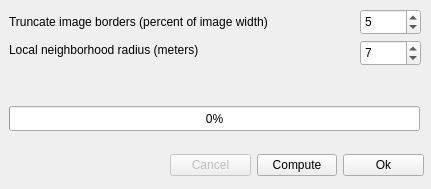
First picture: the form in analysis_module_temperatures.ui, repository LukasBommes/PV-Hawk-Viewer, before the edit.
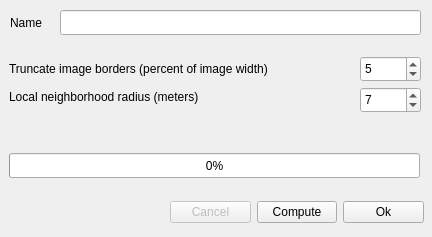
Second picture: the form after the edit.

Commit message: finished analysis result list view

```diff
--- a/analysis_module_temperatures.ui
+++ b/analysis_module_temperatures.ui
@@ -6,8 +6,8 @@
    <rect>
     <x>0</x>
     <y>0</y>
-    <width>431</width>
-    <height>189</height>
+    <width>432</width>
+    <height>237</height>
    </rect>
   </property>
   <property name="sizePolicy">
@@ -23,7 +23,7 @@
    <property name="geometry">
     <rect>
      <x>9</x>
-     <y>9</y>
+     <y>56</y>
      <width>341</width>
      <height>26</height>
     </rect>
@@ -36,7 +36,7 @@
    <property name="geometry">
     <rect>
      <x>360</x>
-     <y>9</y>
+     <y>56</y>
      <width>61</width>
      <height>26</height>
     </rect>
@@ -52,7 +52,7 @@
    <property name="geometry">
     <rect>
      <x>9</x>
-     <y>106</y>
+     <y>153</y>
      <width>411</width>
      <height>25</height>
     </rect>
@@ -65,7 +65,7 @@
    <property name="geometry">
     <rect>
      <x>9</x>
-     <y>83</y>
+     <y>130</y>
      <width>411</width>
      <height>17</height>
     </rect>
@@ -78,7 +78,7 @@
    <property name="geometry">
     <rect>
      <x>9</x>
-     <y>41</y>
+     <y>88</y>
      <width>248</width>
      <height>17</height>
     </rect>
@@ -91,7 +91,7 @@
    <property name="geometry">
     <rect>
      <x>360</x>
-     <y>40</y>
+     <y>87</y>
      <width>61</width>
      <height>26</height>
     </rect>
@@ -110,7 +110,7 @@
    <property name="geometry">
     <rect>
      <x>170</x>
-     <y>150</y>
+     <y>197</y>
      <width>254</width>
      <height>31</height>
     </rect>
@@ -142,6 +142,35 @@
     </item>
    </layout>
   </widget>
+  <widget class="QLabel" name="label_2">
+   <property name="geometry">
+    <rect>
+     <x>10</x>
+     <y>10</y>
+     <width>41</width>
+     <height>26</height>
+    </rect>
+   </property>
+   <property name="text">
+    <string>Name</string>
+   </property>
+  </widget>
+  <widget class="QLineEdit" name="nameLineEdit">
+   <property name="geometry">
+    <rect>
+     <x>60</x>
+     <y>10</y>
+     <width>361</width>
+     <height>25</height>
+    </rect>
+   </property>
+   <property name="maxLength">
+    <number>256</number>
+   </property>
+   <property name="placeholderText">
+    <string/>
+   </property>
+  </widget>
  </widget>
  <resources/>
  <connections/>
```
The commit also changes 5 other files.
